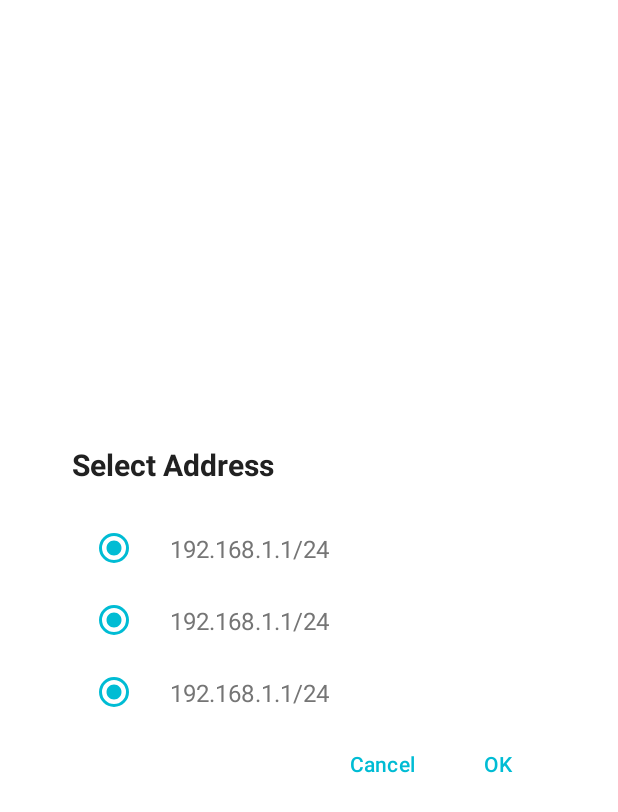
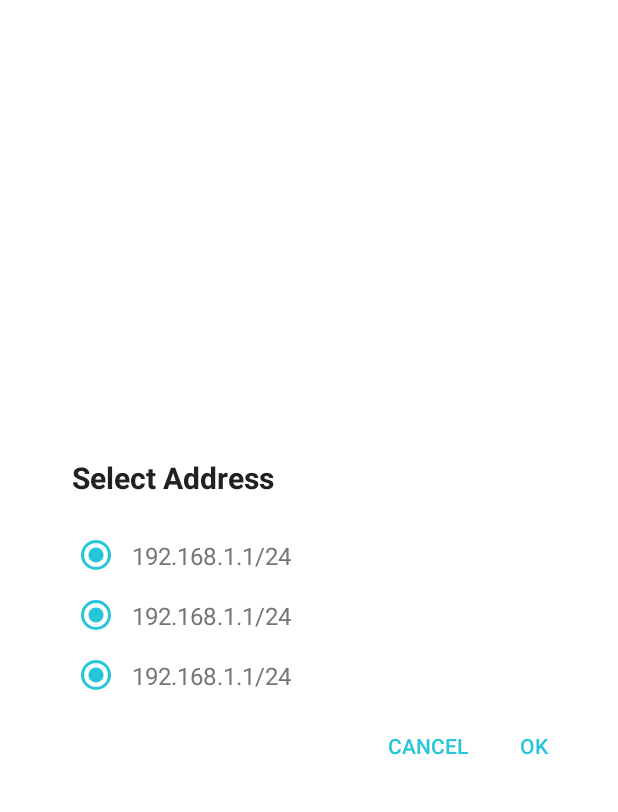
Before and after one commit to Tans5/tLocalVideoChat, an Android app: the layout select_adddress_dialog.xml on its own in the app's theme, with its tools: preview values and no code run, on a phone screen of 412 x 824 dp. Shown: the top 812 px of the screen. Run offline under Robolectric (Android 15) with nearby library versions, the phone set to English and light mode, and no system bars.

Commit message:
[opt] Adjust ui.

```diff
--- a/app/src/main/res/layout/address_item_layout.xml
+++ b/app/src/main/res/layout/address_item_layout.xml
@@ -5,11 +5,11 @@
     xmlns:tools="http://schemas.android.com/tools"
     xmlns:app="http://schemas.android.com/apk/res-auto">
 
-    <RadioButton
+    <androidx.appcompat.widget.AppCompatRadioButton
         android:id="@+id/selected_rb"
-        android:layout_width="wrap_content"
-        android:layout_height="wrap_content"
-        android:layout_marginStart="12dp"
+        android:layout_width="40dp"
+        android:layout_height="40dp"
+        android:layout_marginStart="?attr/dialogPreferredPadding"
         android:clickable="false"
         app:layout_constraintStart_toStartOf="parent"
         app:layout_constraintTop_toTopOf="parent"
@@ -20,10 +20,9 @@
         android:id="@+id/address_tv"
         android:layout_width="0dp"
         android:layout_height="wrap_content"
-        android:layout_marginStart="5dp"
-        android:layout_marginEnd="12dp"
         android:textSize="16sp"
         android:textColor="@color/gray_600"
+        android:layout_marginEnd="?attr/dialogPreferredPadding"
         app:layout_constraintStart_toEndOf="@id/selected_rb"
         app:layout_constraintTop_toTopOf="parent"
         app:layout_constraintEnd_toEndOf="parent"
--- a/app/src/main/res/layout/main_activity.xml
+++ b/app/src/main/res/layout/main_activity.xml
@@ -17,6 +17,9 @@
             android:layout_width="match_parent"
             android:layout_height="wrap_content"
             app:menu="@menu/main_activity_menu"
+            app:titleTextColor="@color/gray_900"
+            app:subtitleTextColor="@color/gray_500"
+            android:background="@color/white"
             tools:title="Device name"
             tools:subtitle="192.168.1.1/24" />
 
--- a/app/src/main/res/layout/select_adddress_dialog.xml
+++ b/app/src/main/res/layout/select_adddress_dialog.xml
@@ -29,8 +29,6 @@
         android:layout_width="0dp"
         android:layout_height="wrap_content"
         android:layout_marginTop="18dp"
-        android:layout_marginEnd="?attr/dialogPreferredPadding"
-        android:layout_marginStart="?attr/dialogPreferredPadding"
         android:layout_marginBottom="12dp"
         app:layout_constraintStart_toStartOf="parent"
         app:layout_constraintEnd_toEndOf="parent"
@@ -46,6 +44,7 @@
                 android:id="@+id/addresses_rv"
                 android:layout_width="match_parent"
                 android:layout_height="wrap_content"
+                android:overScrollMode="never"
                 app:layoutManager="androidx.recyclerview.widget.LinearLayoutManager"
                 tools:listitem="@layout/address_item_layout"
                 tools:itemCount="3" />
@@ -66,8 +65,7 @@
                     style="?attr/buttonBarNegativeButtonStyle"
                     android:layout_width="wrap_content"
                     android:layout_height="wrap_content"
-                    android:text="@string/select_address_dialog_cancel"
-                    android:layout_marginEnd="4dp"/>
+                    android:text="@string/select_address_dialog_cancel" />
 
                 <Button
                     android:id="@+id/ok_bt"
--- a/app/src/main/res/values/themes.xml
+++ b/app/src/main/res/values/themes.xml
@@ -1,5 +1,5 @@
 <resources xmlns:tools="http://schemas.android.com/tools">
-    <style name="Base.Theme.TLocalVideoChat" parent="Theme.Material3.Light.NoActionBar">
+    <style name="Base.Theme.TLocalVideoChat" parent="Theme.AppCompat.Light.NoActionBar">
         <item name="colorPrimary">@color/cyan_500</item>
         <item name="colorAccent">@color/cyan_400</item>
         <item name="colorPrimaryDark">@color/cyan_700</item>
```
